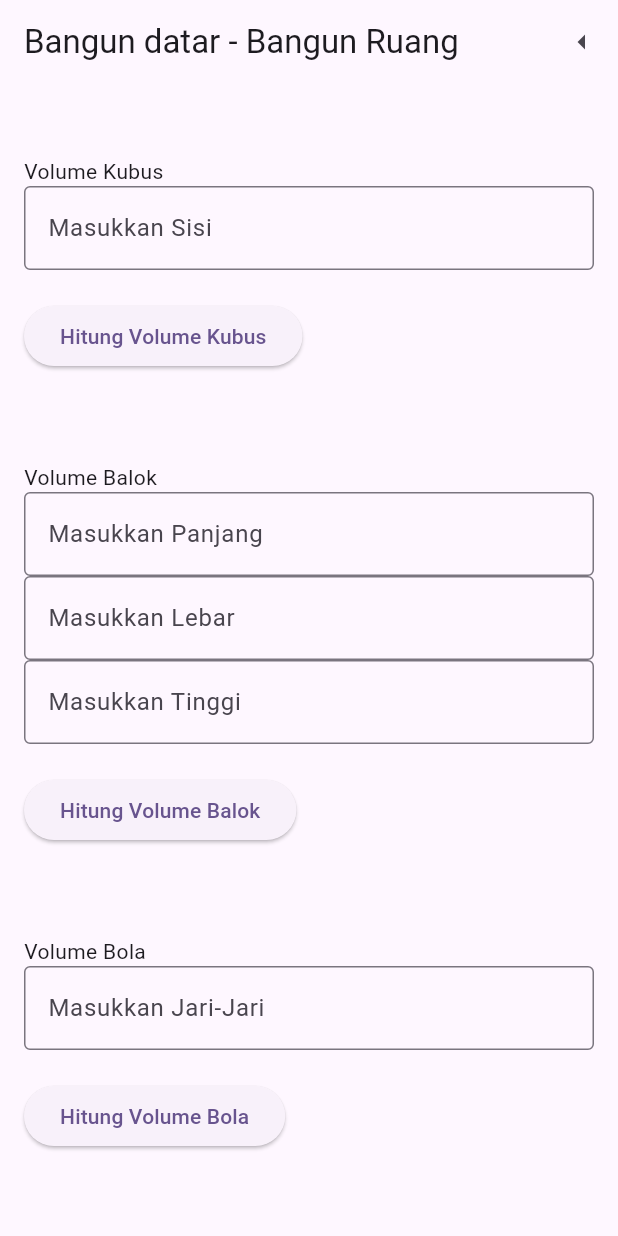
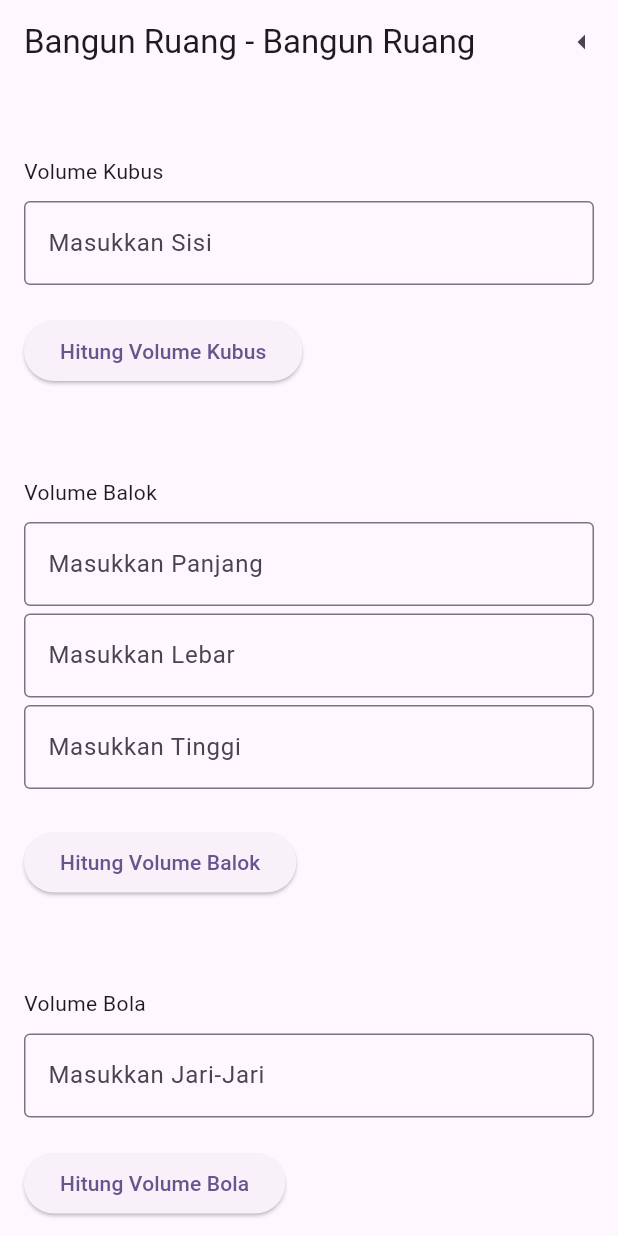
Before and after one commit to nrico25/flutterhooks, a Flutter app: the BangunRuang screen opened by its route, on a phone screen of 412 x 824 dp. Run offline on Flutter 3.47's test engine with Material 3 defaults, Android fonts, the phone set to English and light mode, and no system bars; our stand-ins replace flutter_hooks, go_router.

Commit message:
[DZ]update_UI

```diff
--- a/lib/bangunRuang.dart
+++ b/lib/bangunRuang.dart
@@ -1,10 +1,11 @@
+// ignore_for_file: prefer_const_constructors
+
 import 'package:flutter/material.dart';
 import 'package:flutter_hooks/flutter_hooks.dart';
 import 'package:teamhooks/widget/myTextField.dart';
 import 'package:teamhooks/widget/myButton.dart';
 import 'package:teamhooks/logic/geometric.dart';
 import 'package:go_router/go_router.dart';
-
 
 class BangunRuang extends HookWidget {
   final String nama;
@@ -37,7 +38,8 @@ class BangunRuang extends HookWidget {
       final length = double.tryParse(lengthController.text);
       final width = double.tryParse(widthController.text);
       final height = double.tryParse(heightController.text);
-      rectangularPrismResult.value = Geometric.calculateRectangularPrismVolume(length, width, height);
+      rectangularPrismResult.value =
+          Geometric.calculateRectangularPrismVolume(length, width, height);
     }
 
     void onCalculateSphere() {
@@ -61,15 +63,17 @@ class BangunRuang extends HookWidget {
             },
           ),
         ],
-        title: Text('Bangun datar - $nama'),
+        title: Text('Bangun Ruang - $nama'),
       ),
       body: SingleChildScrollView(
         padding: const EdgeInsets.symmetric(horizontal: 16.0, vertical: 48.0),
         child: Column(
           crossAxisAlignment: CrossAxisAlignment.start,
           children: [
-
             Text("Volume Kubus"),
+            SizedBox(
+              height: 10,
+            ),
             MyTextField(
               label: "Masukkan Sisi",
               controller: sisiController,
@@ -84,27 +88,37 @@ class BangunRuang extends HookWidget {
             if (cubeResult.value != null)
               Text(
                 "Hasil: ${cubeResult.value}",
-                style: const TextStyle(fontSize: 24, fontWeight: FontWeight.bold),
+                style:
+                    const TextStyle(fontSize: 24, fontWeight: FontWeight.bold),
               ),
-
             const SizedBox(height: 40),
-
-
             Text("Volume Balok"),
+            SizedBox(
+              height: 10,
+            ),
             MyTextField(
               label: "Masukkan Panjang",
               controller: lengthController,
               hintText: "Panjang Balok",
+            ),
+            SizedBox(
+              height: 5,
             ),
             MyTextField(
               label: "Masukkan Lebar",
               controller: widthController,
               hintText: "Lebar Balok",
             ),
+            SizedBox(
+              height: 5,
+            ),
             MyTextField(
               label: "Masukkan Tinggi",
               controller: heightController,
               hintText: "Tinggi Balok",
+            ),
+            SizedBox(
+              height: 5,
             ),
             const SizedBox(height: 20),
             MyButton(
@@ -115,13 +129,14 @@ class BangunRuang extends HookWidget {
             if (rectangularPrismResult.value != null)
               Text(
                 "Hasil: ${rectangularPrismResult.value}",
-                style: const TextStyle(fontSize: 24, fontWeight: FontWeight.bold),
+                style:
+                    const TextStyle(fontSize: 24, fontWeight: FontWeight.bold),
               ),
-
             const SizedBox(height: 40),
-
-
             Text("Volume Bola"),
+            SizedBox(
+              height: 10,
+            ),
             MyTextField(
               label: "Masukkan Jari-Jari",
               controller: radiusController,
@@ -136,17 +151,21 @@ class BangunRuang extends HookWidget {
             if (sphereResult.value != null)
               Text(
                 "Hasil: ${sphereResult.value}",
-                style: const TextStyle(fontSize: 24, fontWeight: FontWeight.bold),
+                style:
+                    const TextStyle(fontSize: 24, fontWeight: FontWeight.bold),
               ),
-
             const SizedBox(height: 40),
-
-
             Text("Volume Silinder"),
+            SizedBox(
+              height: 10,
+            ),
             MyTextField(
               label: "Masukkan Jari-Jari",
               controller: cylinderRadiusController,
               hintText: "Jari-Jari Silinder",
+            ),
+            SizedBox(
+              height: 5,
             ),
             MyTextField(
               label: "Masukkan Tinggi",
@@ -162,7 +181,8 @@ class BangunRuang extends HookWidget {
             if (cylinderResult.value != null)
               Text(
                 "Hasil: ${cylinderResult.value}",
-                style: const TextStyle(fontSize: 24, fontWeight: FontWeight.bold),
+                style:
+                    const TextStyle(fontSize: 24, fontWeight: FontWeight.bold),
               ),
           ],
         ),
--- a/lib/listView.dart
+++ b/lib/listView.dart
@@ -27,8 +27,8 @@ class _ListViewDashboardState extends State<ListViewDashboard> {
       ),
       body: GridView.builder(
         gridDelegate: const SliverGridDelegateWithFixedCrossAxisCount(
-          crossAxisCount: 2,  // Dua item per baris
-          childAspectRatio: 0.75, // Mengatur perbandingan gambar dan teks
+          crossAxisCount: 2,
+          childAspectRatio: 0.75,
         ),
         itemCount: dataKalkulator.length,
         itemBuilder: (context, index) {
--- a/lib/main.dart
+++ b/lib/main.dart
@@ -26,7 +26,6 @@ class MyApp extends StatelessWidget {
   }
 }
 
-// Define routes using GoRouter
 final GoRouter _router = GoRouter(
   initialLocation: '/',
   routes: <GoRoute>[
```
